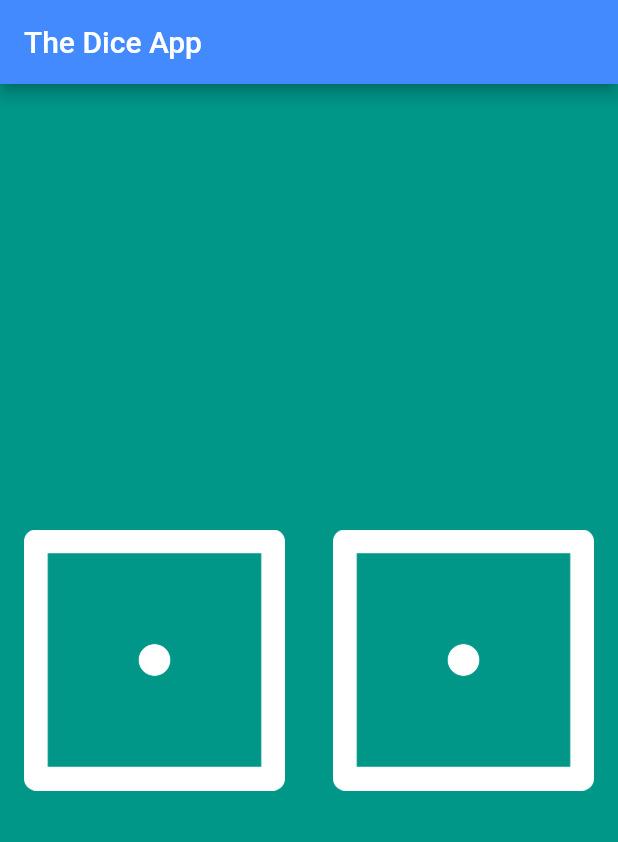
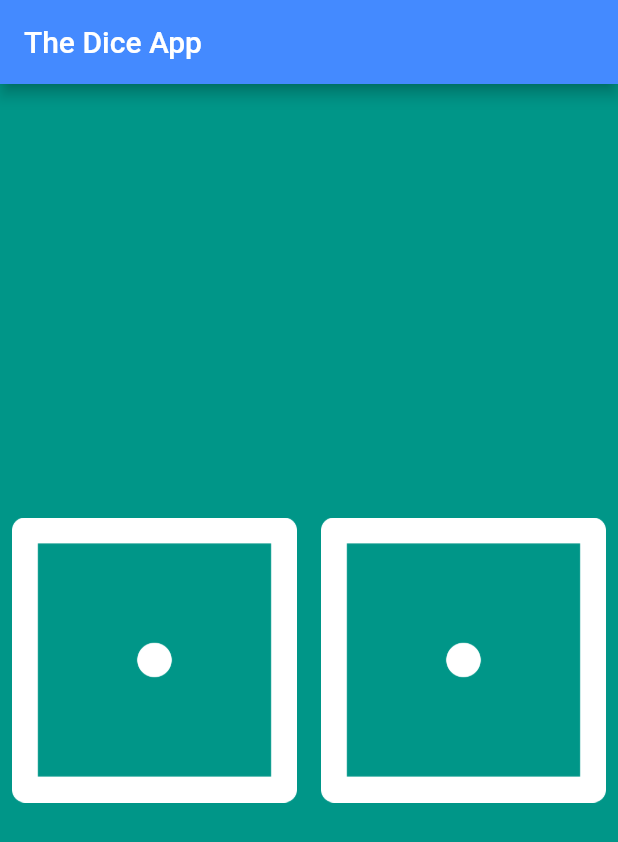
Before and after one commit to ImSronistic/Flutter_Dice_App, a Flutter app: the screen it shows after launch, on a phone screen of 412 x 824 dp. Shown: the top 842 px of the screen. Run offline on Flutter 3.47's test engine with Material 2 defaults, Android fonts, the phone set to English and light mode, and no system bars.

Commit message:
TextButton

```diff
--- a/lib/main.dart
+++ b/lib/main.dart
@@ -21,15 +21,15 @@ class DicePage extends StatelessWidget {
       child: Row(
         children: <Widget>[
           Expanded(
-            child: Padding(
-              padding: const EdgeInsets.all(16.0),
+            child: TextButton(
               child: Image.asset('images/dice1.png'),
+              onPressed: () => print('Left button pressed.'),
             ),
           ),
           Expanded(
-            child: Padding(
-              padding: const EdgeInsets.all(16.0),
+            child: TextButton(
               child: Image.asset('images/dice1.png'),
+              onPressed: () => print("Right button pressed."),
             ),
           ),
         ],
```
